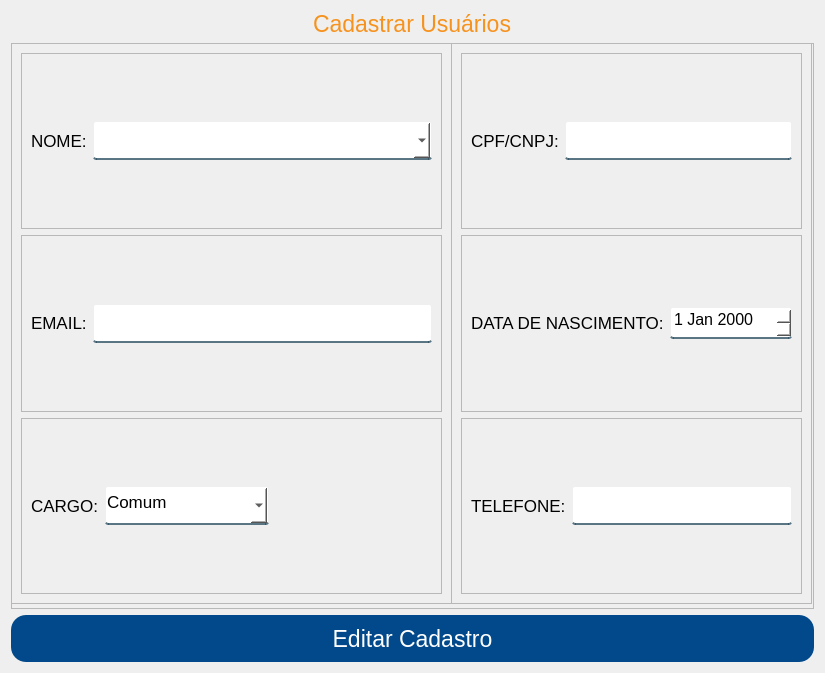
The window that App/view/ui/cadastroPessoas.ui (Senac-SOR-ADS/Mapa-de-Sala) describes before a commit, drawn with Qt 5.
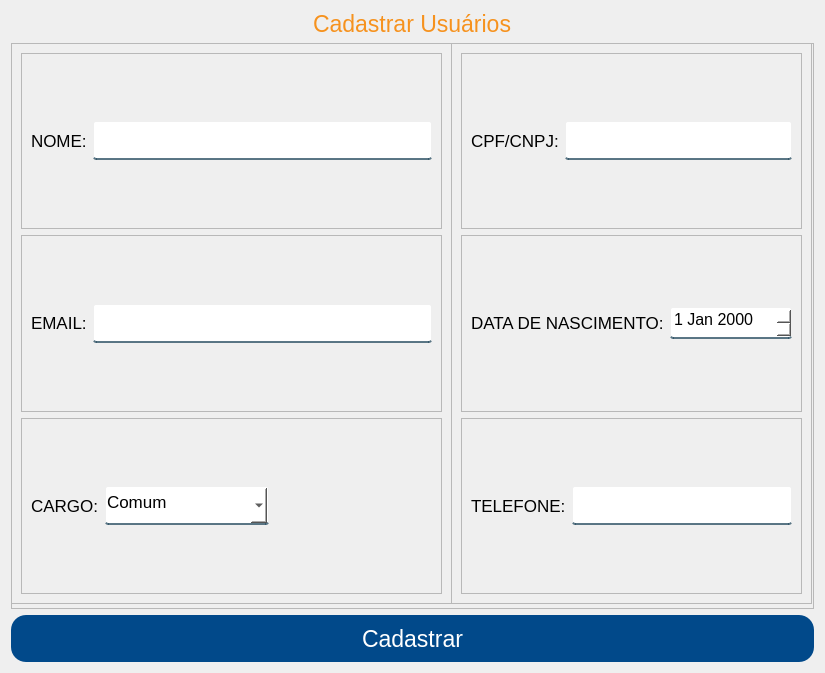
The same window after the commit.

Patch:
```diff
--- a/App/view/ui/cadastroPessoas.ui
+++ b/App/view/ui/cadastroPessoas.ui
@@ -23,14 +23,14 @@
 	padding-bottom:7px;
 }
  
-#btnEditar {
+#btnCadastrar {
 	background-color: #01498a;
 	color: #FFF;
 border: none;
 border-radius: 15px;
 }
  
-#btnEditar:hover {
+#btnCadastrar:hover {
 	background-color: #f6921e;
 }
  
@@ -112,30 +112,13 @@
            </widget>
           </item>
           <item>
-           <widget class="QComboBox" name="nomePessoas">
-            <property name="sizePolicy">
-             <sizepolicy hsizetype="Expanding" vsizetype="Fixed">
-              <horstretch>0</horstretch>
-              <verstretch>0</verstretch>
-             </sizepolicy>
-            </property>
+           <widget class="QLineEdit" name="nomePessoas">
             <property name="minimumSize">
              <size>
-              <width>330</width>
+              <width>0</width>
               <height>39</height>
              </size>
             </property>
-            <property name="font">
-             <font>
-              <pointsize>10</pointsize>
-             </font>
-            </property>
-            <property name="cursor">
-             <cursorShape>PointingHandCursor</cursorShape>
-            </property>
-            <property name="editable">
-             <bool>true</bool>
-            </property>
            </widget>
           </item>
          </layout>
@@ -233,12 +216,7 @@
             </item>
             <item>
              <property name="text">
-              <string>Apoio</string>
-             </property>
-            </item>
-            <item>
-             <property name="text">
-              <string>Patrimonio</string>
+              <string>Suporte</string>
              </property>
             </item>
             <item>
@@ -419,7 +397,7 @@
     </widget>
    </item>
    <item>
-    <widget class="QPushButton" name="btnEditar">
+    <widget class="QPushButton" name="btnCadastrar">
      <property name="minimumSize">
       <size>
        <width>762</width>
@@ -435,7 +413,7 @@
       <cursorShape>PointingHandCursor</cursorShape>
      </property>
      <property name="text">
-      <string>Editar Cadastro</string>
+      <string>Cadastrar</string>
      </property>
     </widget>
    </item>
```
Left out of the diff: 2 changed lines with no effect on the pictures.
